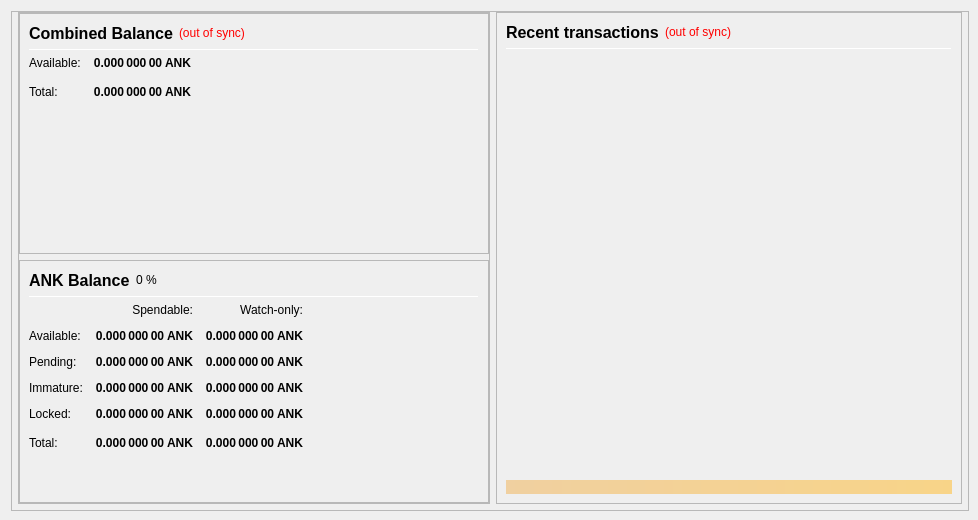
This is src/qt/forms/overviewpage.ui in AnkerPay/Anker as Qt 5 draws it before an edit. The edited form follows.
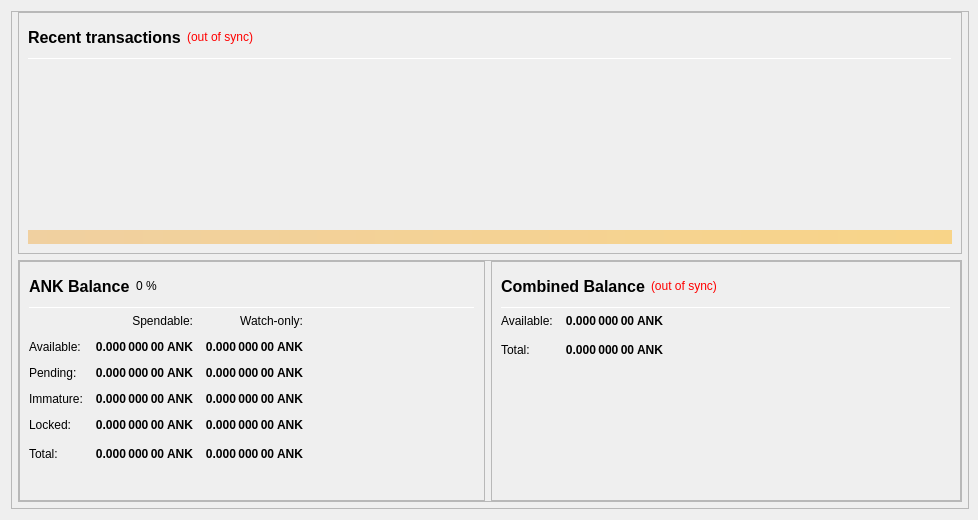
This is the edited form.

What changed in the file:
```diff
--- a/src/qt/forms/overviewpage.ui
+++ b/src/qt/forms/overviewpage.ui
@@ -27,8 +27,8 @@
     <widget class="QFrame" name="frame_BG">
      <property name="minimumSize">
       <size>
-       <width>850</width>
-       <height>500</height>
+       <width>600</width>
+       <height>400</height>
       </size>
      </property>
      <property name="maximumSize">
@@ -86,12 +86,172 @@
             <number>0</number>
            </property>
            <item>
-            <layout class="QHBoxLayout" name="horizontalLayout_Content" stretch="1,1">
+            <layout class="QVBoxLayout" name="horizontalLayout_Content" stretch="1,1">
              <property name="spacing">
               <number>6</number>
              </property>
              <item>
-              <layout class="QVBoxLayout" name="verticalLayout_left" stretch="1">
+              <layout class="QHBoxLayout" name="verticalLayout_right" stretch="1">
+               <item>
+                <widget class="QFrame" name="frame_RecentTransactions">
+                 <property name="minimumSize">
+                  <size>
+                   <width>0</width>
+                   <height>0</height>
+                  </size>
+                 </property>
+                 <property name="frameShape">
+                  <enum>QFrame::StyledPanel</enum>
+                 </property>
+                 <property name="frameShadow">
+                  <enum>QFrame::Raised</enum>
+                 </property>
+                 <layout class="QVBoxLayout" name="verticalLayout_1" stretch="0,0,0,0,0">
+                  <item>
+                   <layout class="QHBoxLayout" name="horizontalLayout_2">
+                    <item>
+                     <widget class="QLabel" name="label_4">
+                      <property name="minimumSize">
+                       <size>
+                        <width>0</width>
+                        <height>30</height>
+                       </size>
+                      </property>
+                      <property name="font">
+                       <font>
+                        <pointsize>12</pointsize>
+                        <weight>75</weight>
+                        <bold>true</bold>
+                       </font>
+                      </property>
+                      <property name="text">
+                       <string>Recent transactions</string>
+                      </property>
+                     </widget>
+                    </item>
+                    <item>
+                     <widget class="QLabel" name="labelTransactionsStatus">
+                      <property name="cursor">
+                       <cursorShape>WhatsThisCursor</cursorShape>
+                      </property>
+                      <property name="toolTip">
+                       <string>The displayed information may be out of date. Your wallet automatically synchronizes with the Anker network after a connection is established, but this process has not completed yet.</string>
+                      </property>
+                      <property name="styleSheet">
+                       <string notr="true">QLabel { color: red; }</string>
+                      </property>
+                      <property name="text">
+                       <string notr="true">(out of sync)</string>
+                      </property>
+                      <property name="alignment">
+                       <set>Qt::AlignRight|Qt::AlignTrailing|Qt::AlignVCenter</set>
+                      </property>
+                     </widget>
+                    </item>
+                    <item>
+                     <spacer name="horizontalSpacer">
+                      <property name="orientation">
+                       <enum>Qt::Horizontal</enum>
+                      </property>
+                      <property name="sizeHint" stdset="0">
+                       <size>
+                        <width>40</width>
+                        <height>20</height>
+                       </size>
+                      </property>
+                     </spacer>
+                    </item>
+                   </layout>
+                  </item>
+                  <item>
+                   <widget class="Line" name="line">
+                    <property name="minimumSize">
+                     <size>
+                      <width>0</width>
+                      <height>1</height>
+                     </size>
+                    </property>
+                    <property name="maximumSize">
+                     <size>
+                      <width>16777215</width>
+                      <height>1</height>
+                     </size>
+                    </property>
+                    <property name="orientation">
+                     <enum>Qt::Horizontal</enum>
+                    </property>
+                   </widget>
+                  </item>
+                  <item>
+                   <widget class="QListView" name="listTransactions">
+                    <property name="minimumSize">
+                     <size>
+                      <width>0</width>
+                      <height>0</height>
+                     </size>
+                    </property>
+                    <property name="styleSheet">
+                     <string notr="true">QListView { background: transparent; }</string>
+                    </property>
+                    <property name="frameShape">
+                     <enum>QFrame::NoFrame</enum>
+                    </property>
+                    <property name="verticalScrollBarPolicy">
+                     <enum>Qt::ScrollBarAlwaysOff</enum>
+                    </property>
+                    <property name="horizontalScrollBarPolicy">
+                     <enum>Qt::ScrollBarAlwaysOff</enum>
+                    </property>
+                    <property name="selectionMode">
+                     <enum>QAbstractItemView::NoSelection</enum>
+                    </property>
+                   </widget>
+                  </item>
+                  <item>
+                   <spacer name="verticalSpacer_2">
+                    <property name="orientation">
+                     <enum>Qt::Vertical</enum>
+                    </property>
+                    <property name="sizeType">
+                     <enum>QSizePolicy::Expanding</enum>
+                    </property>
+                    <property name="sizeHint" stdset="0">
+                     <size>
+                      <width>20</width>
+                      <height>40</height>
+                     </size>
+                    </property>
+                   </spacer>
+                  </item>
+                  <item>
+                   <widget class="QLabel" name="labelAlerts">
+                    <property name="maximumSize">
+                     <size>
+                      <width>16777215</width>
+                      <height>16777215</height>
+                     </size>
+                    </property>
+                    <property name="styleSheet">
+                     <string notr="true">background-color: qlineargradient(x1: 0, y1: 0, x2: 1, y2: 0, stop:0 #F0D0A0, stop:1 #F8D488); color:#000000;</string>
+                    </property>
+                    <property name="text">
+                     <string/>
+                    </property>
+                    <property name="wordWrap">
+                     <bool>true</bool>
+                    </property>
+                    <property name="margin">
+                     <number>3</number>
+                    </property>
+                   </widget>
+                  </item>
+                 </layout>
+                </widget>
+               </item>
+              </layout>
+             </item>             
+             <item>
+              <layout class="QHBoxLayout" name="verticalLayout_left" stretch="1">
                <item>
                 <widget class="QFrame" name="frameObfuscation">
                  <property name="minimumSize">
@@ -106,7 +266,7 @@
                  <property name="frameShadow">
                   <enum>QFrame::Raised</enum>
                  </property>
-                 <layout class="QVBoxLayout" name="verticalLayout" stretch="0,0">
+                 <layout class="QHBoxLayout" name="verticalLayout" stretch="0,0">
                   <property name="leftMargin">
                    <number>0</number>
                   </property>
@@ -119,199 +279,6 @@
                   <property name="bottomMargin">
                    <number>0</number>
                   </property>
-                  <item>
-                   <widget class="QFrame" name="frame_CombinedBalances">
-                    <property name="minimumSize">
-                     <size>
-                      <width>470</width>
-                      <height>0</height>
-                     </size>
-                    </property>
-                    <property name="frameShape">
-                     <enum>QFrame::StyledPanel</enum>
-                    </property>
-                    <property name="frameShadow">
-                     <enum>QFrame::Raised</enum>
-                    </property>
-                    <layout class="QVBoxLayout" name="verticalLayout_5">
-                     <item>
-                      <layout class="QHBoxLayout" name="horizontalLayout_5" stretch="0,0,0">
-                       <item>
-                        <widget class="QLabel" name="label_5z">
-                         <property name="minimumSize">
-                          <size>
-                           <width>0</width>
-                           <height>20</height>
-                          </size>
-                         </property>
-                         <property name="font">
-                          <font>
-                           <pointsize>12</pointsize>
-                           <weight>75</weight>
-                           <bold>true</bold>
-                          </font>
-                         </property>
-                         <property name="toolTip">
-                          <string>Combined Balance (including unconfirmed and immature coins)</string>
-                         </property>
-                         <property name="text">
-                          <string>Combined Balance</string>
-                         </property>
-                        </widget>
-                       </item>
-                       <item>
-                        <widget class="QLabel" name="labelWalletStatus">
-                         <property name="cursor">
-                          <cursorShape>WhatsThisCursor</cursorShape>
-                         </property>
-                         <property name="toolTip">
-                          <string>The displayed information may be out of date. Your wallet automatically synchronizes with the Anker network after a connection is established, but this process has not completed yet.</string>
-                         </property>
-                         <property name="styleSheet">
-                          <string notr="true">QLabel { color: red; }</string>
-                         </property>
-                         <property name="text">
-                          <string notr="true">(out of sync)</string>
-                         </property>
-                         <property name="alignment">
-                          <set>Qt::AlignLeading|Qt::AlignLeft|Qt::AlignVCenter</set>
-                         </property>
-                        </widget>
-                       </item>
-                       <item>
-                        <spacer name="horizontalSpacer_1">
-                         <property name="orientation">
-                          <enum>Qt::Horizontal</enum>
-                         </property>
-                         <property name="sizeHint" stdset="0">
-                          <size>
-                           <width>40</width>
-                           <height>20</height>
-                          </size>
-                         </property>
-                        </spacer>
-                       </item>
-                      </layout>
-                     </item>
-                     <item>
-                      <widget class="Line" name="line_CombinedBalance">
-                       <property name="minimumSize">
-                        <size>
-                         <width>0</width>
-                         <height>1</height>
-                        </size>
-                       </property>
-                       <property name="maximumSize">
-                        <size>
-                         <width>16777215</width>
-                         <height>1</height>
-                        </size>
-                       </property>
-                       <property name="orientation">
-                        <enum>Qt::Horizontal</enum>
-                       </property>
-                      </widget>
-                     </item>
-                     <item>
-                      <layout class="QGridLayout" name="gridLayout_3">
-                       <property name="spacing">
-                        <number>12</number>
-                       </property>
-                       <item row="1" column="0">
-                        <widget class="QLabel" name="labelBalanceTextz">
-                         <property name="text">
-                          <string>Available:</string>
-                         </property>
-                        </widget>
-                       </item>
-                       <item row="1" column="1">
-                        <widget class="QLabel" name="labelBalancez">
-                         <property name="font">
-                          <font>
-                           <weight>75</weight>
-                           <bold>true</bold>
-                          </font>
-                         </property>
-                         <property name="cursor">
-                          <cursorShape>IBeamCursor</cursorShape>
-                         </property>
-                         <property name="toolTip">
-                          <string>Your current spendable balance</string>
-                         </property>
-                         <property name="text">
-                          <string notr="true">0.000 000 00 ANK</string>
-                         </property>
-                         <property name="alignment">
-                          <set>Qt::AlignRight|Qt::AlignTrailing|Qt::AlignVCenter</set>
-                         </property>
-                         <property name="textInteractionFlags">
-                          <set>Qt::LinksAccessibleByMouse|Qt::TextSelectableByKeyboard|Qt::TextSelectableByMouse</set>
-                         </property>
-                        </widget>
-                       </item>
-                       <item row="2" column="0">
-                        <widget class="QLabel" name="labelTotalTextz">
-                         <property name="text">
-                          <string>Total:</string>
-                         </property>
-                        </widget>
-                       </item>
-                       <item row="2" column="1">
-                        <widget class="QLabel" name="labelTotalz">
-                         <property name="font">
-                          <font>
-                           <weight>75</weight>
-                           <bold>true</bold>
-                          </font>
-                         </property>
-                         <property name="cursor">
-                          <cursorShape>IBeamCursor</cursorShape>
-                         </property>
-                         <property name="toolTip">
-                          <string>Total Balance, including all unavailable coins.</string>
-                         </property>
-                         <property name="text">
-                          <string notr="true">0.000 000 00 ANK</string>
-                         </property>
-                         <property name="alignment">
-                          <set>Qt::AlignRight|Qt::AlignTrailing|Qt::AlignVCenter</set>
-                         </property>
-                         <property name="textInteractionFlags">
-                          <set>Qt::LinksAccessibleByMouse|Qt::TextSelectableByKeyboard|Qt::TextSelectableByMouse</set>
-                         </property>
-                        </widget>
-                       </item>
-                       <item row="2" column="3">
-                        <spacer name="horizontalSpacer_2">
-                         <property name="orientation">
-                          <enum>Qt::Horizontal</enum>
-                         </property>
-                         <property name="sizeHint" stdset="0">
-                          <size>
-                           <width>40</width>
-                           <height>20</height>
-                          </size>
-                         </property>
-                        </spacer>
-                       </item>
-                      </layout>
-                     </item>
-                     <item>
-                      <spacer name="verticalSpacer_1">
-                       <property name="orientation">
-                        <enum>Qt::Vertical</enum>
-                       </property>
-                       <property name="sizeHint" stdset="0">
-                        <size>
-                         <width>20</width>
-                         <height>40</height>
-                        </size>
-                       </property>
-                      </spacer>
-                     </item>
-                    </layout>
-                   </widget>
-                  </item>
                   <item>
                    <widget class="QFrame" name="frame_Balances">
                     <property name="frameShape">
@@ -328,7 +295,7 @@
                          <property name="minimumSize">
                           <size>
                            <width>0</width>
-                           <height>20</height>
+                           <height>30</height>
                           </size>
                          </property>
                          <property name="font">
@@ -731,18 +698,11 @@
                     </layout>
                    </widget>
                   </item>
-                 </layout>
-                </widget>
-               </item>
-              </layout>
-             </item>
              <item>
-              <layout class="QVBoxLayout" name="verticalLayout_right" stretch="1">
-               <item>
-                <widget class="QFrame" name="frame_RecentTransactions">
+                   <widget class="QFrame" name="frame_CombinedBalances">
                  <property name="minimumSize">
                   <size>
-                   <width>0</width>
+                      <width>470</width>
                    <height>0</height>
                   </size>
                  </property>
@@ -752,15 +712,15 @@
                  <property name="frameShadow">
                   <enum>QFrame::Raised</enum>
                  </property>
-                 <layout class="QVBoxLayout" name="verticalLayout_1" stretch="0,0,0,0,0">
+                    <layout class="QVBoxLayout" name="verticalLayout_5">
                   <item>
-                   <layout class="QHBoxLayout" name="horizontalLayout_2">
+                      <layout class="QHBoxLayout" name="horizontalLayout_5" stretch="0,0,0">
                     <item>
-                     <widget class="QLabel" name="label_4">
+                        <widget class="QLabel" name="label_5z">
                       <property name="minimumSize">
                        <size>
                         <width>0</width>
-                        <height>20</height>
+                           <height>30</height>
                        </size>
                       </property>
                       <property name="font">
@@ -771,12 +731,12 @@
                        </font>
                       </property>
                       <property name="text">
-                       <string>Recent transactions</string>
+                          <string>Combined Balance</string>
                       </property>
                      </widget>
                     </item>
                     <item>
-                     <widget class="QLabel" name="labelTransactionsStatus">
+                        <widget class="QLabel" name="labelWalletStatus">
                       <property name="cursor">
                        <cursorShape>WhatsThisCursor</cursorShape>
                       </property>
@@ -790,12 +750,12 @@
                        <string notr="true">(out of sync)</string>
                       </property>
                       <property name="alignment">
-                       <set>Qt::AlignRight|Qt::AlignTrailing|Qt::AlignVCenter</set>
+                          <set>Qt::AlignLeading|Qt::AlignLeft|Qt::AlignVCenter</set>
                       </property>
                      </widget>
                     </item>
                     <item>
-                     <spacer name="horizontalSpacer">
+                        <spacer name="horizontalSpacer_1">
                       <property name="orientation">
                        <enum>Qt::Horizontal</enum>
                       </property>
@@ -810,10 +770,10 @@
                    </layout>
                   </item>
                   <item>
-                   <widget class="Line" name="line">
+                      <widget class="Line" name="line_CombinedBalance">
                     <property name="minimumSize">
                      <size>
-                      <width>0</width>
+                         <width>100</width>
                       <height>1</height>
                      </size>
                     </property>
@@ -829,38 +789,94 @@
                    </widget>
                   </item>
                   <item>
-                   <widget class="QListView" name="listTransactions">
-                    <property name="minimumSize">
+                      <layout class="QGridLayout" name="gridLayout_3">
+                       <property name="spacing">
+                        <number>12</number>
+                       </property>
+                       <item row="1" column="0">
+                        <widget class="QLabel" name="labelBalanceTextz">
+                         <property name="text">
+                          <string>Available:</string>
+                         </property>
+                        </widget>
+                       </item>
+                       <item row="1" column="1">
+                        <widget class="QLabel" name="labelBalancez">
+                         <property name="font">
+                          <font>
+                           <weight>75</weight>
+                           <bold>true</bold>
+                          </font>
+                         </property>
+                         <property name="cursor">
+                          <cursorShape>IBeamCursor</cursorShape>
+                         </property>
+                         <property name="toolTip">
+                          <string>Your current spendable balance</string>
+                         </property>
+                         <property name="text">
+                          <string notr="true">0.000 000 00 ANK</string>
+                         </property>
+                         <property name="alignment">
+                          <set>Qt::AlignRight|Qt::AlignTrailing|Qt::AlignVCenter</set>
+                         </property>
+                         <property name="textInteractionFlags">
+                          <set>Qt::LinksAccessibleByMouse|Qt::TextSelectableByKeyboard|Qt::TextSelectableByMouse</set>
+                         </property>
+                        </widget>
+                       </item>
+                       <item row="2" column="0">
+                        <widget class="QLabel" name="labelTotalTextz">
+                         <property name="text">
+                          <string>Total:</string>
+                         </property>
+                        </widget>
+                       </item>
+                       <item row="2" column="1">
+                        <widget class="QLabel" name="labelTotalz">
+                         <property name="font">
+                          <font>
+                           <weight>75</weight>
+                           <bold>true</bold>
+                          </font>
+                         </property>
+                         <property name="cursor">
+                          <cursorShape>IBeamCursor</cursorShape>
+                         </property>
+                         <property name="toolTip">
+                          <string>Total Balance, including all unavailable coins.</string>
+                         </property>
+                         <property name="text">
+                          <string notr="true">0.000 000 00 ANK</string>
+                         </property>
+                         <property name="alignment">
+                          <set>Qt::AlignRight|Qt::AlignTrailing|Qt::AlignVCenter</set>
+                         </property>
+                         <property name="textInteractionFlags">
+                          <set>Qt::LinksAccessibleByMouse|Qt::TextSelectableByKeyboard|Qt::TextSelectableByMouse</set>
+                         </property>
+                        </widget>
+                       </item>
+                       <item row="2" column="3">
+                        <spacer name="horizontalSpacer_2">
+                         <property name="orientation">
+                          <enum>Qt::Horizontal</enum>
+                         </property>
+                         <property name="sizeHint" stdset="0">
                      <size>
-                      <width>0</width>
-                      <height>0</height>
-                     </size>
-                    </property>
-                    <property name="styleSheet">
-                     <string notr="true">QListView { background: transparent; }</string>
-                    </property>
-                    <property name="frameShape">
-                     <enum>QFrame::NoFrame</enum>
-                    </property>
-                    <property name="verticalScrollBarPolicy">
-                     <enum>Qt::ScrollBarAlwaysOff</enum>
-                    </property>
-                    <property name="horizontalScrollBarPolicy">
-                     <enum>Qt::ScrollBarAlwaysOff</enum>
-                    </property>
-                    <property name="selectionMode">
-                     <enum>QAbstractItemView::NoSelection</enum>
-                    </property>
-                   </widget>
+                           <width>40</width>
+                           <height>20</height>
+                          </size>
+                         </property>
+                        </spacer>
+                       </item>
+                      </layout>
                   </item>
                   <item>
-                   <spacer name="verticalSpacer_2">
+                      <spacer name="verticalSpacer_1">
                     <property name="orientation">
                      <enum>Qt::Vertical</enum>
                     </property>
-                    <property name="sizeType">
-                     <enum>QSizePolicy::Expanding</enum>
-                    </property>
                     <property name="sizeHint" stdset="0">
                      <size>
                       <width>20</width>
@@ -869,26 +885,7 @@
                     </property>
                    </spacer>
                   </item>
-                  <item>
-                   <widget class="QLabel" name="labelAlerts">
-                    <property name="maximumSize">
-                     <size>
-                      <width>16777215</width>
-                      <height>16777215</height>
-                     </size>
-                    </property>
-                    <property name="styleSheet">
-                     <string notr="true">background-color: qlineargradient(x1: 0, y1: 0, x2: 1, y2: 0, stop:0 #F0D0A0, stop:1 #F8D488); color:#000000;</string>
-                    </property>
-                    <property name="text">
-                     <string/>
-                    </property>
-                    <property name="wordWrap">
-                     <bool>true</bool>
-                    </property>
-                    <property name="margin">
-                     <number>3</number>
-                    </property>
+                    </layout>
                    </widget>
                   </item>
                  </layout>
@@ -896,6 +893,7 @@
                </item>
               </layout>
              </item>
+
             </layout>
            </item>
           </layout>
```
Left out of the diff: 11 changed lines with no effect on the pictures. Lines whose indentation alone changed are shown as unchanged.
